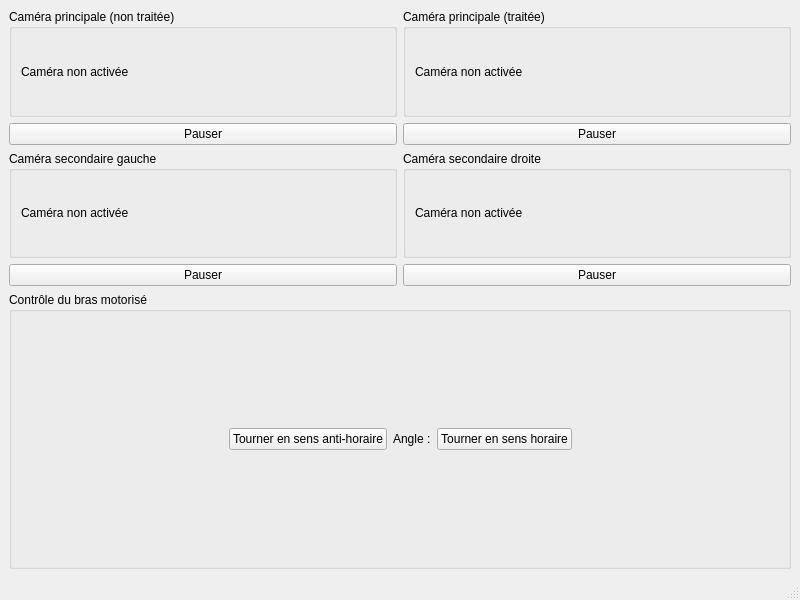
Above: projet/interface.ui from MathieuSerra/Projet-organe before the change. Below: the same form after it.
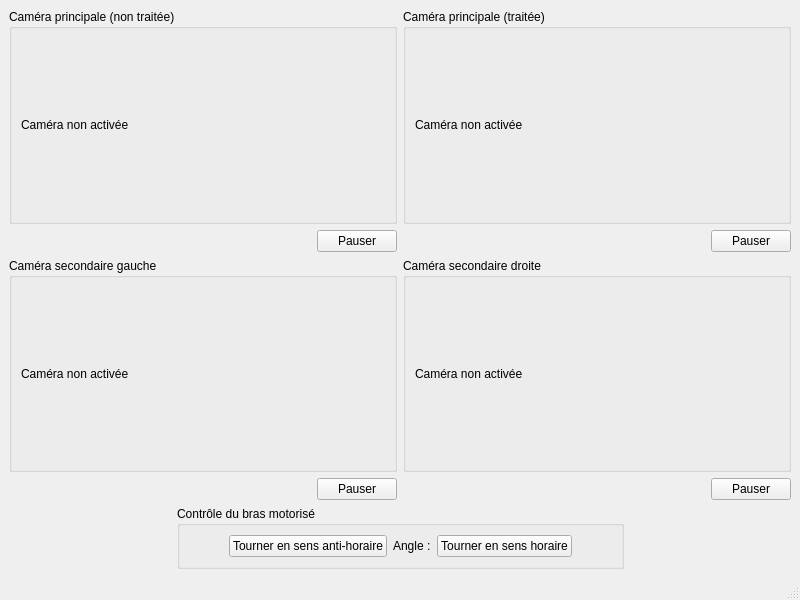
That is the form after the change. Icons and pictures are not drawn.

Commit message: -Ajustement de l'interface -Ajout d'un thème sombre pour l'application -Ajout d'icones pour les boutons

The edit to the form file:
```diff
--- a/projet/interface.ui
+++ b/projet/interface.ui
@@ -14,32 +14,9 @@
    <string>MainWindow</string>
   </property>
   <widget class="QWidget" name="centralwidget">
-   <layout class="QVBoxLayout" name="verticalLayout">
+   <layout class="QVBoxLayout" name="verticalLayout" stretch="2,0">
     <item>
      <layout class="QGridLayout" name="gridLayout_2">
-      <item row="3" column="0">
-       <widget class="QPushButton" name="pushButton_camera2">
-        <property name="text">
-         <string>Pauser</string>
-        </property>
-       </widget>
-      </item>
-      <item row="2" column="0">
-       <widget class="QGroupBox" name="groupBox">
-        <property name="title">
-         <string>Caméra secondaire gauche</string>
-        </property>
-        <layout class="QHBoxLayout" name="horizontalLayout_6">
-         <item>
-          <widget class="QLabel" name="label_camera2">
-           <property name="text">
-            <string>Caméra non activée</string>
-           </property>
-          </widget>
-         </item>
-        </layout>
-       </widget>
-      </item>
       <item row="0" column="0">
        <widget class="QGroupBox" name="groupBox_3">
         <property name="title">
@@ -56,14 +33,14 @@
         </layout>
        </widget>
       </item>
-      <item row="2" column="1">
-       <widget class="QGroupBox" name="groupBox_2">
+      <item row="3" column="0">
+       <widget class="QGroupBox" name="groupBox">
         <property name="title">
-         <string>Caméra secondaire droite</string>
+         <string>Caméra secondaire gauche</string>
         </property>
-        <layout class="QHBoxLayout" name="horizontalLayout_7">
+        <layout class="QHBoxLayout" name="horizontalLayout_6">
          <item>
-          <widget class="QLabel" name="label_camera3">
+          <widget class="QLabel" name="label_camera2">
            <property name="text">
             <string>Caméra non activée</string>
            </property>
@@ -89,20 +66,65 @@
        </widget>
       </item>
       <item row="3" column="1">
-       <widget class="QPushButton" name="pushButton_camera3">
+       <widget class="QGroupBox" name="groupBox_2">
+        <property name="title">
+         <string>Caméra secondaire droite</string>
+        </property>
+        <layout class="QHBoxLayout" name="horizontalLayout_7">
+         <item>
+          <widget class="QLabel" name="label_camera3">
         <property name="text">
-         <string>Pauser</string>
-        </property>
+            <string>Caméra non activée</string>
+           </property>
+          </widget>
+         </item>
+        </layout>
        </widget>
       </item>
       <item row="1" column="1">
+       <layout class="QHBoxLayout" name="horizontalLayout_8">
+        <item>
+         <spacer name="horizontalSpacer_5">
+          <property name="orientation">
+           <enum>Qt::Horizontal</enum>
+          </property>
+          <property name="sizeHint" stdset="0">
+           <size>
+            <width>40</width>
+            <height>20</height>
+           </size>
+          </property>
+         </spacer>
+        </item>
+        <item>
        <widget class="QPushButton" name="pushButton_cameraTraitee">
         <property name="text">
          <string>Pauser</string>
         </property>
-       </widget>
+          <property name="icon">
+           <iconset>
+            <normaloff>icones/icon-pause-white.png</normaloff>icones/icon-pause-white.png</iconset>
+          </property>
+         </widget>
+        </item>
+       </layout>
       </item>
       <item row="1" column="0">
+       <layout class="QHBoxLayout" name="horizontalLayout_3">
+        <item>
+         <spacer name="horizontalSpacer_4">
+          <property name="orientation">
+           <enum>Qt::Horizontal</enum>
+          </property>
+          <property name="sizeHint" stdset="0">
+           <size>
+            <width>40</width>
+            <height>20</height>
+           </size>
+          </property>
+         </spacer>
+        </item>
+        <item>
        <widget class="QPushButton" name="pushButton_camera1">
         <property name="text">
          <string>Pauser</string>
@@ -110,6 +132,79 @@
        </widget>
       </item>
      </layout>
+      </item>
+      <item row="4" column="0">
+       <layout class="QHBoxLayout" name="horizontalLayout_9">
+        <item>
+         <spacer name="horizontalSpacer_6">
+          <property name="orientation">
+           <enum>Qt::Horizontal</enum>
+          </property>
+          <property name="sizeHint" stdset="0">
+           <size>
+            <width>40</width>
+            <height>20</height>
+           </size>
+          </property>
+         </spacer>
+        </item>
+        <item>
+         <widget class="QPushButton" name="pushButton_camera2">
+          <property name="text">
+           <string>Pauser</string>
+          </property>
+          <property name="icon">
+           <iconset>
+            <normaloff>icones/icon-pause-white.png</normaloff>icones/icon-pause-white.png</iconset>
+          </property>
+         </widget>
+        </item>
+       </layout>
+      </item>
+      <item row="4" column="1">
+       <layout class="QHBoxLayout" name="horizontalLayout_10">
+        <item>
+         <spacer name="horizontalSpacer_7">
+          <property name="orientation">
+           <enum>Qt::Horizontal</enum>
+          </property>
+          <property name="sizeHint" stdset="0">
+           <size>
+            <width>40</width>
+            <height>20</height>
+           </size>
+          </property>
+         </spacer>
+        </item>
+        <item>
+         <widget class="QPushButton" name="pushButton_camera3">
+          <property name="text">
+           <string>Pauser</string>
+          </property>
+          <property name="icon">
+           <iconset>
+            <normaloff>icones/icon-pause-white.png</normaloff>icones/icon-pause-white.png</iconset>
+          </property>
+         </widget>
+        </item>
+       </layout>
+      </item>
+     </layout>
+    </item>
+    <item>
+     <layout class="QHBoxLayout" name="horizontalLayout">
+      <item>
+       <spacer name="horizontalSpacer_3">
+        <property name="orientation">
+         <enum>Qt::Horizontal</enum>
+        </property>
+        <property name="sizeHint" stdset="0">
+         <size>
+          <width>40</width>
+          <height>20</height>
+         </size>
+        </property>
+       </spacer>
     </item>
     <item>
      <widget class="QGroupBox" name="groupBox_5">
@@ -166,6 +261,21 @@
        </item>
       </layout>
      </widget>
+      </item>
+      <item>
+       <spacer name="horizontalSpacer_8">
+        <property name="orientation">
+         <enum>Qt::Horizontal</enum>
+        </property>
+        <property name="sizeHint" stdset="0">
+         <size>
+          <width>40</width>
+          <height>20</height>
+         </size>
+        </property>
+       </spacer>
+      </item>
+     </layout>
     </item>
    </layout>
   </widget>
```
Left out of the diff: 12 changed lines with no effect on the pictures. Lines whose indentation alone changed are shown as unchanged. The commit also changes 9 other files.
